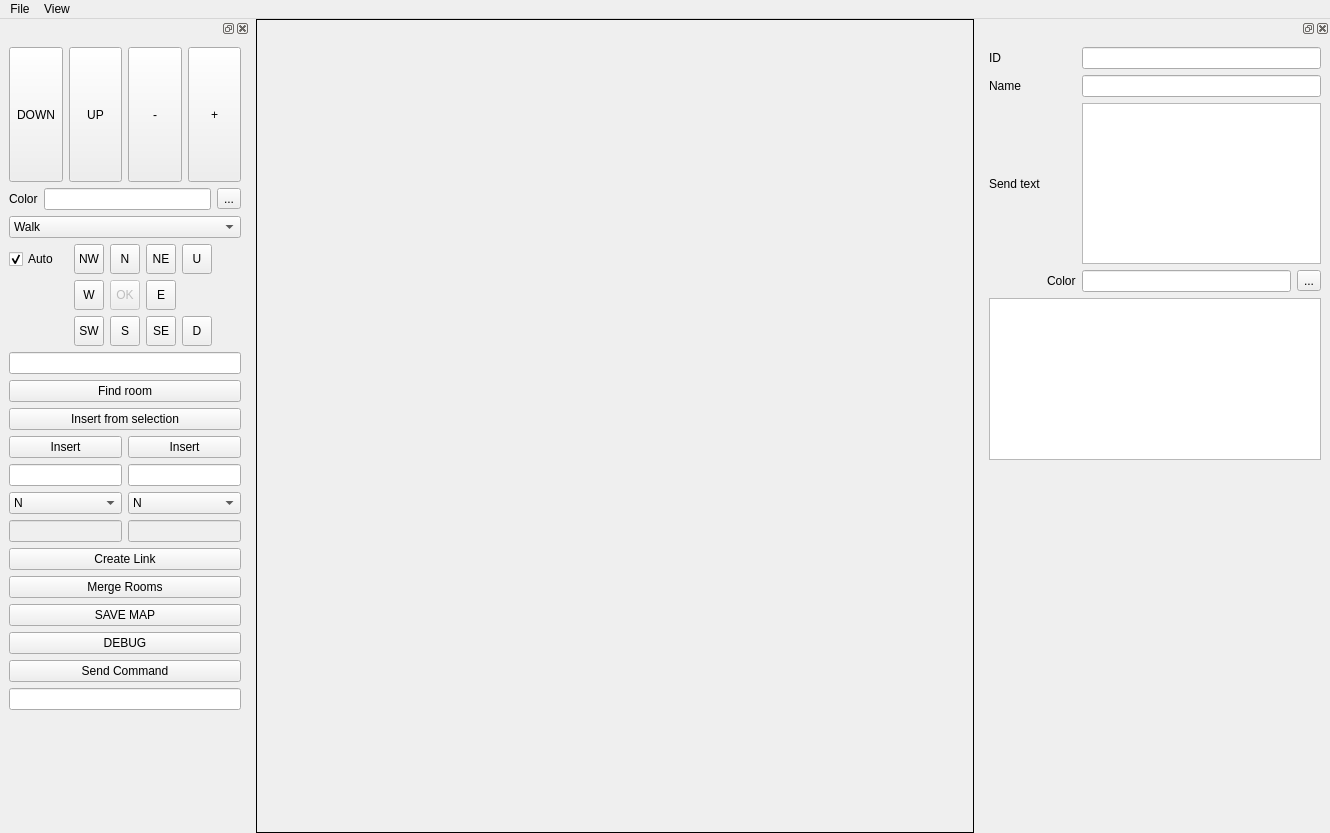
Before: the Qt Designer form version4/ui/main.ui in michael-donat/tf-mapper, drawn with Qt 5.
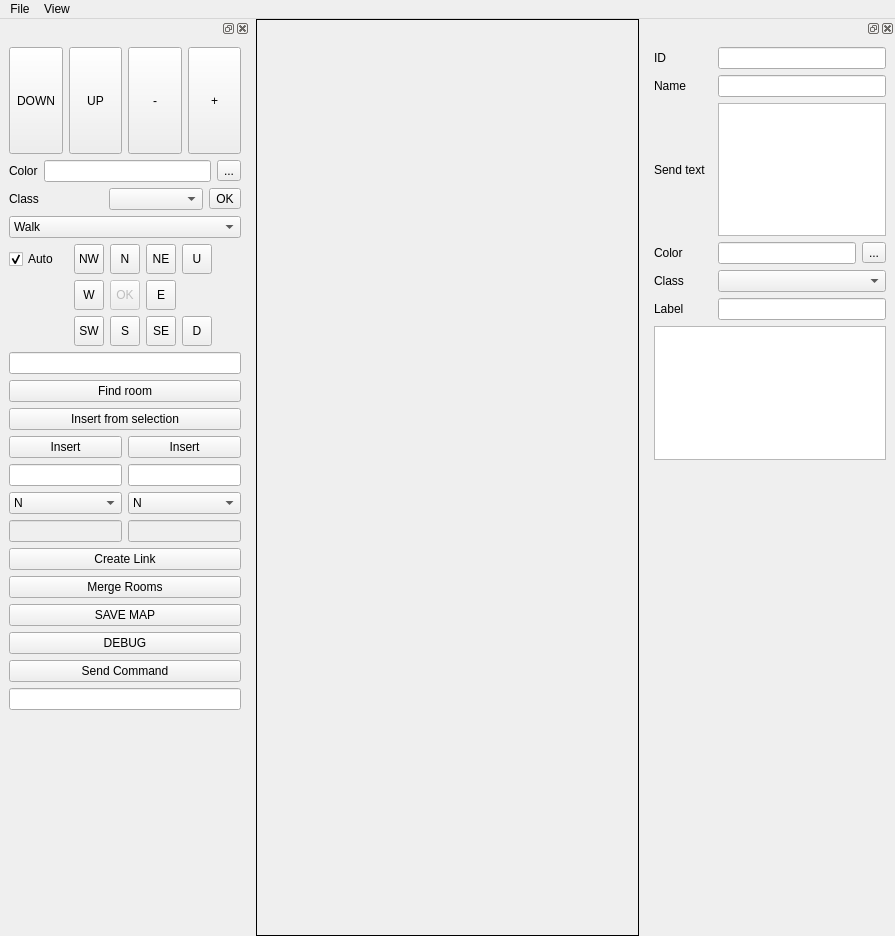
After: the same form once the commit is applied. Icons and pictures are not drawn.

Commit message: added labels, fixed color pick, added classes

```diff
--- a/version4/ui/main.ui
+++ b/version4/ui/main.ui
@@ -6,8 +6,8 @@
    <rect>
     <x>0</x>
     <y>0</y>
-    <width>1330</width>
-    <height>833</height>
+    <width>895</width>
+    <height>936</height>
    </rect>
   </property>
   <property name="windowTitle">
@@ -51,7 +51,7 @@
     <rect>
      <x>0</x>
      <y>0</y>
-     <width>1330</width>
+     <width>895</width>
      <height>22</height>
     </rect>
    </property>
@@ -87,7 +87,7 @@
    <property name="minimumSize">
     <size>
      <width>250</width>
-     <height>250</height>
+     <height>700</height>
     </size>
    </property>
    <property name="maximumSize">
@@ -740,6 +740,31 @@
        </item>
       </widget>
      </item>
+     <item row="7" column="2">
+      <layout class="QHBoxLayout" name="horizontalLayout_3">
+       <item>
+        <widget class="QLabel" name="label_9">
+         <property name="text">
+          <string>Class</string>
+         </property>
+        </widget>
+       </item>
+       <item>
+        <widget class="QComboBox" name="uiCreationClass">
+         <property name="sizeAdjustPolicy">
+          <enum>QComboBox::AdjustToContentsOnFirstShow</enum>
+         </property>
+        </widget>
+       </item>
+       <item>
+        <widget class="QToolButton" name="uiCreationClassApply">
+         <property name="text">
+          <string>OK</string>
+         </property>
+        </widget>
+       </item>
+      </layout>
+     </item>
     </layout>
    </widget>
   </widget>
@@ -755,13 +780,13 @@
    </property>
    <property name="minimumSize">
     <size>
-     <width>350</width>
+     <width>250</width>
      <height>426</height>
     </size>
    </property>
    <property name="maximumSize">
     <size>
-     <width>350</width>
+     <width>250</width>
      <height>450</height>
     </size>
    </property>
@@ -776,6 +801,13 @@
    </attribute>
    <widget class="QWidget" name="uiComponentPropertiesPanel_2">
     <layout class="QGridLayout" name="gridLayout_3">
+     <item row="4" column="0">
+      <widget class="QLabel" name="label_10">
+       <property name="text">
+        <string>Class</string>
+       </property>
+      </widget>
+     </item>
      <item row="0" column="0">
       <widget class="QLabel" name="label_3">
        <property name="text">
@@ -797,16 +829,16 @@
        </property>
       </widget>
      </item>
+     <item row="4" column="2" colspan="2">
+      <widget class="QComboBox" name="uiPropertiesClass">
+       <property name="sizeAdjustPolicy">
+        <enum>QComboBox::AdjustToContentsOnFirstShow</enum>
+       </property>
+      </widget>
+     </item>
      <item row="3" column="2">
       <widget class="QLineEdit" name="uiPropertiesColor"/>
      </item>
-     <item row="3" column="1">
-      <widget class="QLabel" name="label_6">
-       <property name="text">
-        <string>Color</string>
-       </property>
-      </widget>
-     </item>
      <item row="1" column="0">
       <widget class="QLabel" name="label_4">
        <property name="text">
@@ -820,12 +852,29 @@
      <item row="0" column="2" colspan="2">
       <widget class="QLineEdit" name="uiPropertiesRoomId"/>
      </item>
-     <item row="4" column="0" colspan="4">
+     <item row="6" column="0" colspan="4">
       <widget class="QTableView" name="uiPropertiesExits"/>
      </item>
      <item row="2" column="2" colspan="2">
       <widget class="QPlainTextEdit" name="uiPropertiesCommands"/>
      </item>
+     <item row="3" column="0">
+      <widget class="QLabel" name="label_6">
+       <property name="text">
+        <string>Color</string>
+       </property>
+      </widget>
+     </item>
+     <item row="5" column="0">
+      <widget class="QLabel" name="label_11">
+       <property name="text">
+        <string>Label</string>
+       </property>
+      </widget>
+     </item>
+     <item row="5" column="2" colspan="2">
+      <widget class="QLineEdit" name="uiPropertiesLabel"/>
+     </item>
     </layout>
    </widget>
   </widget>
```
The commit also changes 6 other files.
